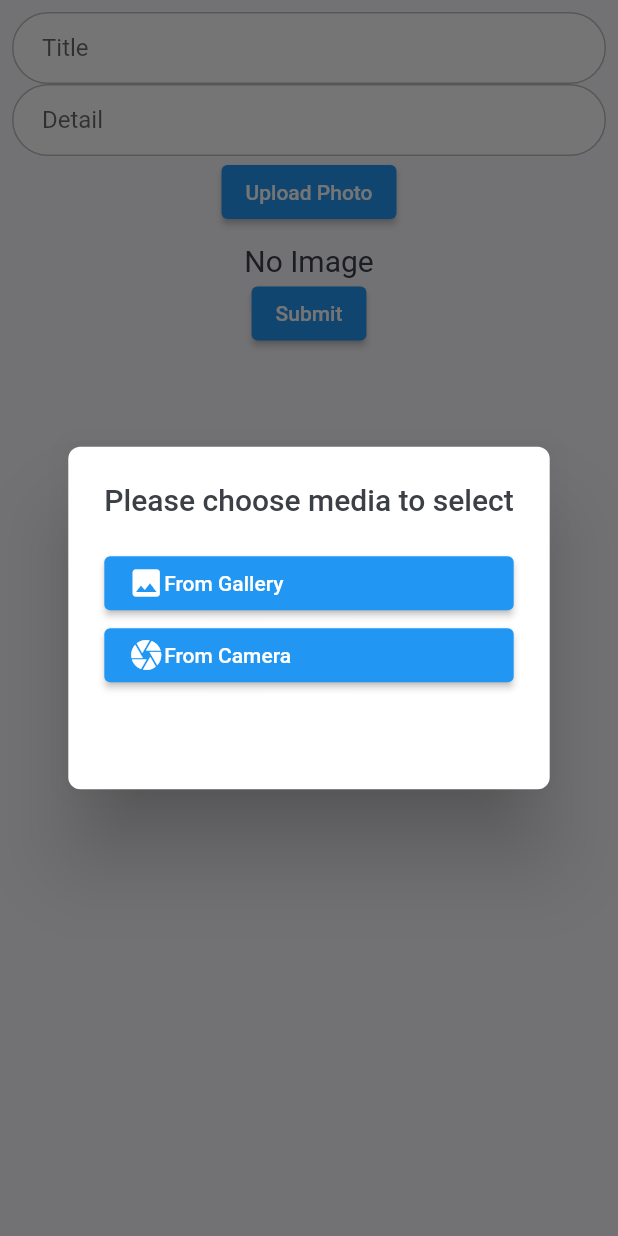
After one commit to Hoang-Dung-Le/E-commerce-CTU, a Flutter app: the UploadQuestions screen opened directly, after a tap on "Upload Photo", on a phone screen of 412 x 824 dp. The commit adds this screen. Run offline on Flutter 3.47's test engine with Material 2 defaults, Android fonts, the light colour scheme and no system bars; our stand-ins replace dropdown_button2, flutter_svg, font_awesome_flutter, hexcolor, image_picker and 1 more; missing offline and left inert: dart:ffi; accounts and stored records are empty; network calls fail.

Commit message:
upload question

```diff
--- a/lib/components/my_bottom_nav_bar.dart
+++ b/lib/components/my_bottom_nav_bar.dart
@@ -1,7 +1,7 @@
 import 'package:flutter/material.dart';
 import 'package:flutter_svg/flutter_svg.dart';
 import 'package:project_ctu/pages/question_display.dart';
-import 'package:project_ctu/pages/uploadImageTest.dart';
+import 'package:project_ctu/pages/uploadProduct.dart';
 
 import '../constants.dart';
 
--- /dev/null
+++ b/lib/pages/uploadQuestion.dart
@@ -0,0 +1,230 @@
+import 'dart:convert';
+import 'package:dropdown_button2/dropdown_button2.dart';
+import 'package:flutter/material.dart';
+import 'package:flutter/src/widgets/container.dart';
+import 'package:flutter/src/widgets/framework.dart';
+import 'package:project_ctu/common/theme_helper.dart';
+import 'package:image_picker/image_picker.dart';
+import 'package:http/http.dart' as http;
+import 'package:project_ctu/pages/question.dart';
+import 'package:project_ctu/products.dart';
+import 'package:project_ctu/screens/home/components/login_check.dart';
+import 'package:project_ctu/user_provider.dart';
+import 'dart:io';
+import 'package:provider/provider.dart';
+
+import '../screens/home/home_screen.dart';
+
+class UploadQuestions extends StatefulWidget {
+  const UploadQuestions({super.key});
+
+  @override
+  State<UploadQuestions> createState() => _UploadQuestions();
+}
+
+class _UploadQuestions extends State<UploadQuestions> {
+  late String img_id_uploaded;
+
+  XFile? image;
+
+  final ImagePicker picker = ImagePicker();
+
+  String? selectedValue;
+  TextEditingController _controllerTitle = new TextEditingController();
+  TextEditingController _controllerDetail = new TextEditingController();
+
+  @override
+  Widget build(BuildContext context) {
+    return ChangeNotifierProvider(
+      create: (context) => LoginCheck(),
+      child: Scaffold(
+        body: Padding(
+          padding: const EdgeInsets.all(8.0),
+          child: SingleChildScrollView(
+              child: Form(
+            child: Column(
+              children: [
+                TextField(
+                  controller: _controllerTitle,
+                  decoration: ThemeHelper().textInputDecoration('Title'),
+                ),
+                TextField(
+                  controller: _controllerDetail,
+                  decoration: ThemeHelper().textInputDecoration('Detail'),
+                ),
+
+                ElevatedButton(
+                  onPressed: () {
+                    myAlert();
+                  },
+                  child: Text('Upload Photo'),
+                ),
+                SizedBox(
+                  height: 10,
+                ),
+                //if image not null show the image
+                //if image null show text
+                image != null
+                    ? Padding(
+                        padding: const EdgeInsets.symmetric(horizontal: 20),
+                        child: ClipRRect(
+                          borderRadius: BorderRadius.circular(8),
+                          child: Image.file(
+                            //to show image, you type like this.
+                            File(image!.path),
+                            fit: BoxFit.cover,
+                            width: MediaQuery.of(context).size.width,
+                            height: 300,
+                          ),
+                        ),
+                      )
+                    : Text(
+                        "No Image",
+                        style: TextStyle(fontSize: 20),
+                      ),
+                ElevatedButton(onPressed: SubmitButton, child: Text('Submit'))
+              ],
+            ),
+          )),
+        ),
+      ),
+    );
+  }
+
+  void SubmitButton() {
+    // print("img vua upload " + parse(img_id_uploaded).toString());
+    print("user id : " + context.read<LoginCheck>().getUserId.toString());
+    String user_id = context.read<LoginCheck>().getUserId.toString();
+    if (image != null) {
+      Future<Question> _futureQuestion = uploadQuestion2(
+          user_id,
+          _controllerTitle.text.toString(),
+          _controllerDetail.text.toString(),
+          parse(img_id_uploaded).toString());
+    } else {
+      Future<Question> _futureQuestion = uploadQuestion1(user_id,
+          _controllerTitle.text.toString(), _controllerDetail.text.toString());
+    }
+  }
+
+  Widget goToHome(BuildContext context) {
+    return HomeScreen();
+  }
+
+  int parse(string_test) {
+    int result = 0;
+    for (int i = 0; i < string_test.length; i++) {
+      if (int.tryParse(string_test[i]) != null) {
+        result = result * 10 + int.parse(string_test[i]);
+      }
+    }
+    return result;
+  }
+
+  Future<Question> uploadQuestion2(
+      String user_id, String title, String detail, String img_id) async {
+    final response = await http.post(
+      Uri.parse('http://10.0.2.2:3000/api/v1/uploadQuestion_2'),
+      headers: <String, String>{
+        'Content-Type': 'application/json; charset=UTF-8',
+      },
+      body: jsonEncode(<String, String>{
+        "user_id": user_id,
+        "title": title,
+        "detail": detail,
+        "img_id": img_id
+      }),
+    );
+
+    if (response.statusCode == 200) {
+      return Question.fromJson(jsonDecode(response.body));
+    } else {
+      return Question(
+          user_id: 2, title: "chuya ro", detail: "", img_id: 9, qes_id: 2);
+    }
+  }
+
+  Future<Question> uploadQuestion1(
+      String user_id, String title, String detail) async {
+    final response = await http.post(
+      Uri.parse('http://10.0.2.2:3000/api/v1/uploadQuestion_2'),
+      headers: <String, String>{
+        'Content-Type': 'application/json; charset=UTF-8',
+      },
+      body: jsonEncode(<String, String>{
+        "user_id": user_id,
+        "title": title,
+        "detail": detail
+      }),
+    );
+
+    if (response.statusCode == 200) {
+      return Question.fromJson(jsonDecode(response.body));
+    } else {
+      return Question(
+          user_id: 2, title: "chuya ro", detail: "", img_id: 9, qes_id: 2);
+    }
+  }
+
+  void myAlert() {
+    showDialog(
+        context: context,
+        builder: (BuildContext context) {
+          return AlertDialog(
+            shape:
+                RoundedRectangleBorder(borderRadius: BorderRadius.circular(8)),
+            title: Text('Please choose media to select'),
+            content: Container(
+              height: MediaQuery.of(context).size.height / 6,
+              child: Column(
+                children: [
+                  ElevatedButton(
+                    //if user click this button, user can upload image from gallery
+                    onPressed: () {
+                      Navigator.pop(context);
+                      getImage(ImageSource.gallery);
+                    },
+                    child: Row(
+                      children: [
+                        Icon(Icons.image),
+                        Text('From Gallery'),
+                      ],
+                    ),
+                  ),
+                  ElevatedButton(
+                    //if user click this button. user can upload image from camera
+                    onPressed: () {
+                      Navigator.pop(context);
+                      getImage(ImageSource.camera);
+                    },
+                    child: Row(
+                      children: [
+                        Icon(Icons.camera),
+                        Text('From Camera'),
+                      ],
+                    ),
+                  ),
+                ],
+              ),
+            ),
+          );
+        });
+  }
+
+  Future getImage(ImageSource media) async {
+    var img = await picker.pickImage(source: media);
+    var request = http.MultipartRequest(
+        'POST', Uri.parse('http://10.0.2.2:3000/api/v1/upload'));
+    request.files.add(http.MultipartFile.fromBytes(
+        'picture', File(img!.path).readAsBytesSync(),
+        filename: img!.path));
+    var res = await request.send();
+    // print(res.headers.keys.toString() + " day la header");
+    var res_1 = await res.stream.bytesToString();
+    img_id_uploaded = res_1;
+    print("day la res 1 " + res_1.toString());
+    setState(() {
+      image = img;
+    });
+  }
+}
```
Also changed, not shown: lib/pages/question_display.dart (+13 -79 lines), lib/pages/uploadProduct.dart (renamed from lib/pages/uploadImageTest.dart).
